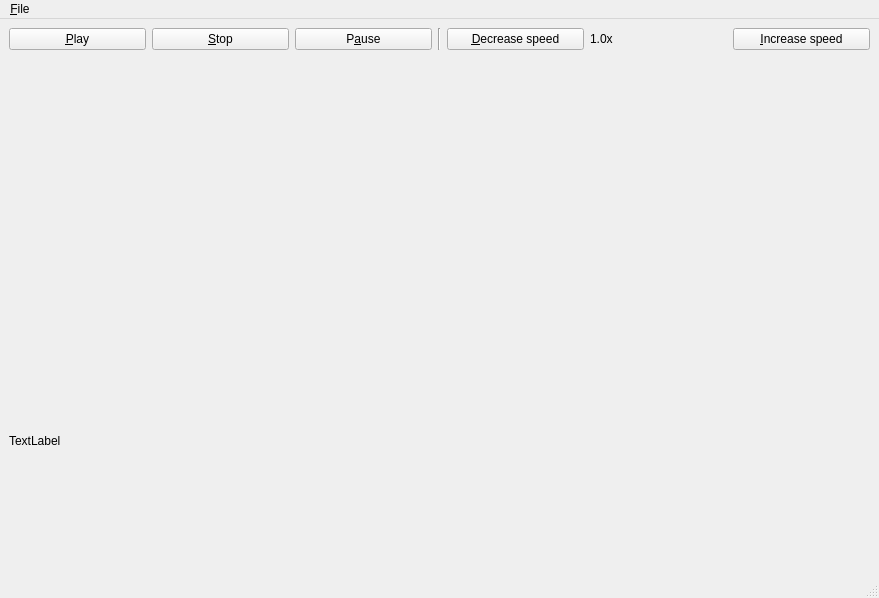
Above: DataExporter.ui from robomarvin1501/DISLoggerAndSQLExporter before the change. Below: the same form after it.
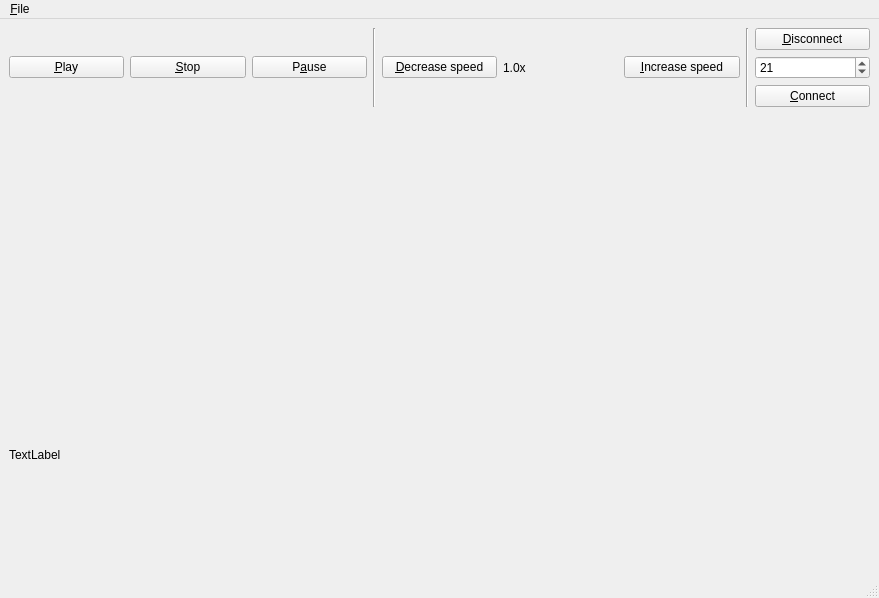
That is the form after the change.

Diff of the .ui file:
```diff
--- a/DataExporter.ui
+++ b/DataExporter.ui
@@ -71,6 +71,41 @@
           </property>
          </widget>
         </item>
+        <item>
+         <widget class="Line" name="line">
+          <property name="orientation">
+           <enum>Qt::Vertical</enum>
+          </property>
+         </widget>
+        </item>
+        <item>
+         <layout class="QVBoxLayout" name="verticalLayout_connection">
+          <item>
+           <widget class="QPushButton" name="buttonDisconnect">
+            <property name="text">
+             <string>&amp;Disconnect</string>
+            </property>
+           </widget>
+          </item>
+          <item>
+           <widget class="QSpinBox" name="spinBoxExerciseId">
+            <property name="maximum">
+             <number>255</number>
+            </property>
+            <property name="value">
+             <number>21</number>
+            </property>
+           </widget>
+          </item>
+          <item>
+           <widget class="QPushButton" name="buttonConnect">
+            <property name="text">
+             <string>&amp;Connect</string>
+            </property>
+           </widget>
+          </item>
+         </layout>
+        </item>
        </layout>
       </item>
      </layout>
```
Left out of the diff: 5 changed lines with no effect on the pictures.
